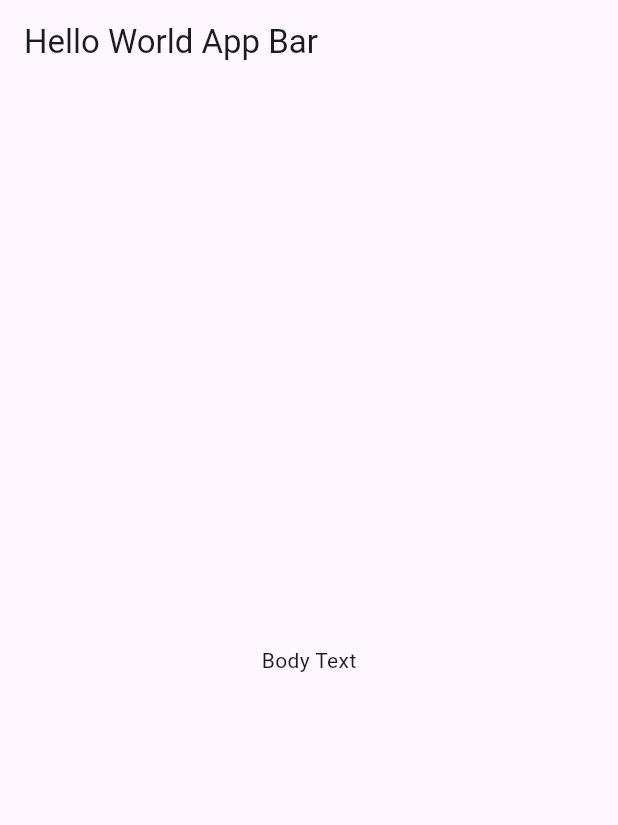
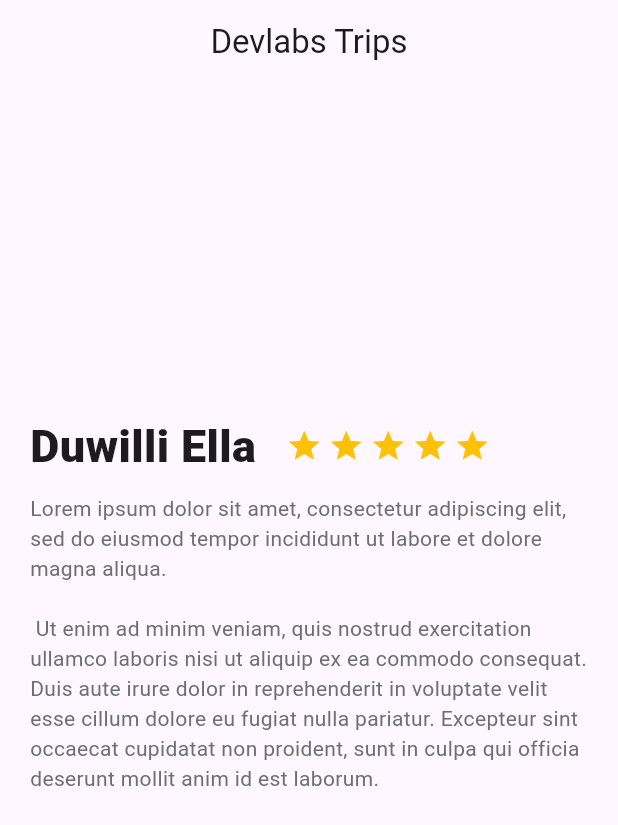
Before and after one commit to AlexNaupay/flutter_trips, a Flutter app: the screen it shows after launch, on a phone screen of 412 x 824 dp. Shown: the top 825 px of the screen. Run offline on Flutter 3.47's test engine with Material 3 defaults, Android fonts, the phone set to English and light mode, and no system bars.

Commit message:
Description place

```diff
--- /dev/null
+++ b/lib/description_place.dart
@@ -0,0 +1,50 @@
+import 'package:flutter/material.dart';
+
+class DescriptionPlace extends StatelessWidget {
+  @override
+  Widget build(BuildContext context) {
+
+    const marginTop = 220.0;
+
+    final start = Container(
+        margin: const EdgeInsets.only(right: 4.0),
+        child: const Icon(
+          Icons.star,
+          color: Colors.amber,
+        ));
+
+    final titleAndStarts = Row(
+      children: [
+        Container(
+          margin: const EdgeInsets.only(top: marginTop, left: 20.0, right: 20.0),
+          child: const Text(
+            "Duwilli Ella",
+            style: TextStyle(fontSize: 30.0, fontWeight: FontWeight.w800),
+            textAlign: TextAlign.start,
+          ),
+        ),
+        Container(
+            margin: const EdgeInsets.only(top: marginTop, right: 20.0),
+            child: Row(
+              children: [start, start, start, start, start],
+            ))
+      ],
+    );
+
+    return Column(
+      children: [
+        titleAndStarts,
+        Container(
+          margin: const EdgeInsets.only(left: 20, right: 20.0, top: 10.0),
+          child: const Text(
+              "Lorem ipsum dolor sit amet, consectetur adipiscing elit, sed do eiusmod tempor incididunt ut labore et dolore magna aliqua.\n\n Ut enim ad minim veniam, quis nostrud exercitation ullamco laboris nisi ut aliquip ex ea commodo consequat. Duis aute irure dolor in reprehenderit in voluptate velit esse cillum dolore eu fugiat nulla pariatur. Excepteur sint occaecat cupidatat non proident, sunt in culpa qui officia deserunt mollit anim id est laborum.",
+          style: TextStyle(
+              fontSize: 14.0,
+              color: Color(0xFF6D6E71)
+          ),
+          textAlign: TextAlign.start,
+        )
+      ),
+    ]);
+  }
+}
--- a/lib/main.dart
+++ b/lib/main.dart
@@ -1,4 +1,5 @@
 import 'package:flutter/material.dart';
+import 'package:flutter_started/description_place.dart';
 
 void main() {
   runApp(const MyApp());
@@ -35,11 +36,10 @@ class MyApp extends StatelessWidget {
       //home: const MyHomePage(title: 'Flutter Demo Home Page'),
         home: Scaffold(
           appBar: AppBar(
-            title: const Text("Hello World App Bar"),
+            centerTitle: true,
+            title: const Text("Devlabs Trips"),
           ) ,
-          body: const Center(
-            child: Text("Body Text"),
-          ),
+          body: DescriptionPlace()
         )
     );
   }
--- a/pubspec.yaml
+++ b/pubspec.yaml
@@ -35,6 +35,7 @@ dependencies:
   # The following adds the Cupertino Icons font to your application.
   # Use with the CupertinoIcons class for iOS style icons.
   cupertino_icons: ^1.0.6
+  flutter_rating_bar: ^4.0.1
 
 dev_dependencies:
   flutter_test:
```
Also changed, not shown: pubspec.lock, 1 other file.
